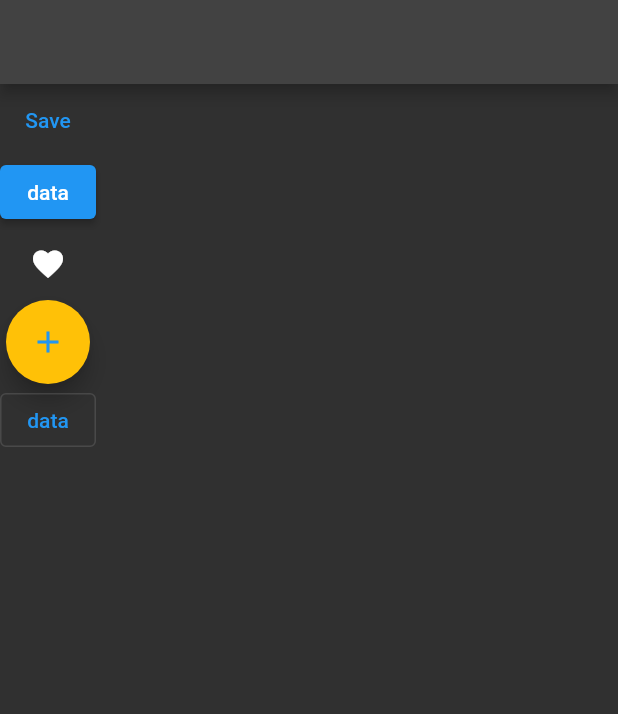
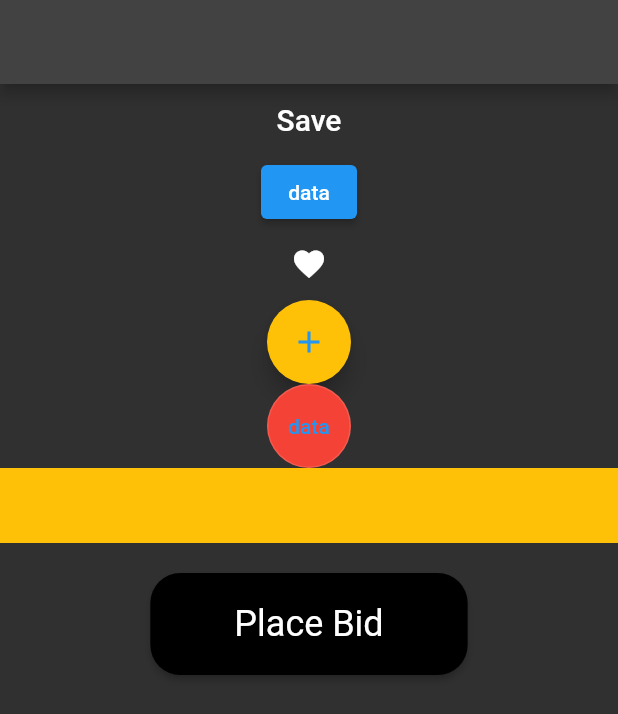
Before and after one commit to ozgeakinci/flutter_work_file, a Flutter app: the screen it shows after launch, on a phone screen of 412 x 824 dp. Shown: the top 714 px of the screen. Run offline on Flutter 3.47's test engine with Material 2 defaults, Android fonts, the phone set to English and light mode, and no system bars.

Commit message:
buttonlar eklendi

```diff
--- a/lib/101/button_learn.dart
+++ b/lib/101/button_learn.dart
@@ -1,6 +1,8 @@
 import 'package:flutter/material.dart';
 
 //BuildContext:Global bir objedir.
+
+//17:11 de kaldın oradan devam et
 
 class ButtonLearn extends StatelessWidget {
   const ButtonLearn({super.key});
@@ -13,8 +15,23 @@
           //Text button backgroundu olmayan
           children: [
             TextButton(
+              //custom bir style yaratmak için ama gelenllikle styşe TextButtonstyle yaratılıyor.
+              //Bu kod burada çalışmadı tam olarak büyük ihtimal eski yinede kontrol için bakabilirsin
+              // style: ButtonStyle(
+              //     backgroundColor:
+              //         MaterialStateProperty.resolveWith((states){
+              //           if(states.contains(MaterialState.pressed){
+              //        return Colors.green;
+              //           }
+              //           return Colors.white;
+
+              //         })),
               onPressed: () {},
-              child: const Text('Save'),
+              child: Text(
+                'Save',
+                style: Theme.of(context).textTheme.titleLarge,
+                //Material Ui dan çekme
+              ),
             ),
             //Arka planı olan button
             ElevatedButton(
@@ -29,18 +46,54 @@
             const FloatingActionButton(
               foregroundColor: Colors.blue,
               backgroundColor: Colors.amber,
-              onPressed:
-                  null, //Eğer disable olmasını istersek null verebiliyoruz
+              //Eğer disable olmasını istersek null verebiliyoruz
+              onPressed: null,
               child: Icon(Icons.add),
             ),
             OutlinedButton(
-              onPressed: () {},
+              style: OutlinedButton.styleFrom(
+                  backgroundColor: Colors.red,
+                  shape: const CircleBorder(),
+                  padding: const EdgeInsets.all(20)),
+              onPressed: () {
+                //servise istek at
+                //sayfanın  rengini düzenle
+              },
               child: const Text('data'),
             ),
             //custom olarak yaratmak istersek
             // InkWell(
             //   onTap: () => {},
             // ),
+
+            Container(
+              height: 50,
+              color: Colors.amber,
+            ),
+
+            const SizedBox(
+              height: 20,
+            ),
+
+            ElevatedButton(
+              style: ElevatedButton.styleFrom(
+                backgroundColor: Colors.black,
+                shape: const RoundedRectangleBorder(
+                  borderRadius: BorderRadius.all(
+                    Radius.circular(20),
+                  ),
+                ),
+              ),
+              onPressed: () {},
+              child: Padding(
+                padding: const EdgeInsets.only(
+                    top: 20, bottom: 20, right: 40, left: 40),
+                child: Text(
+                  'Place Bid',
+                  style: Theme.of(context).textTheme.headlineSmall,
+                ),
+              ),
+            ),
           ],
         ));
   }
```
